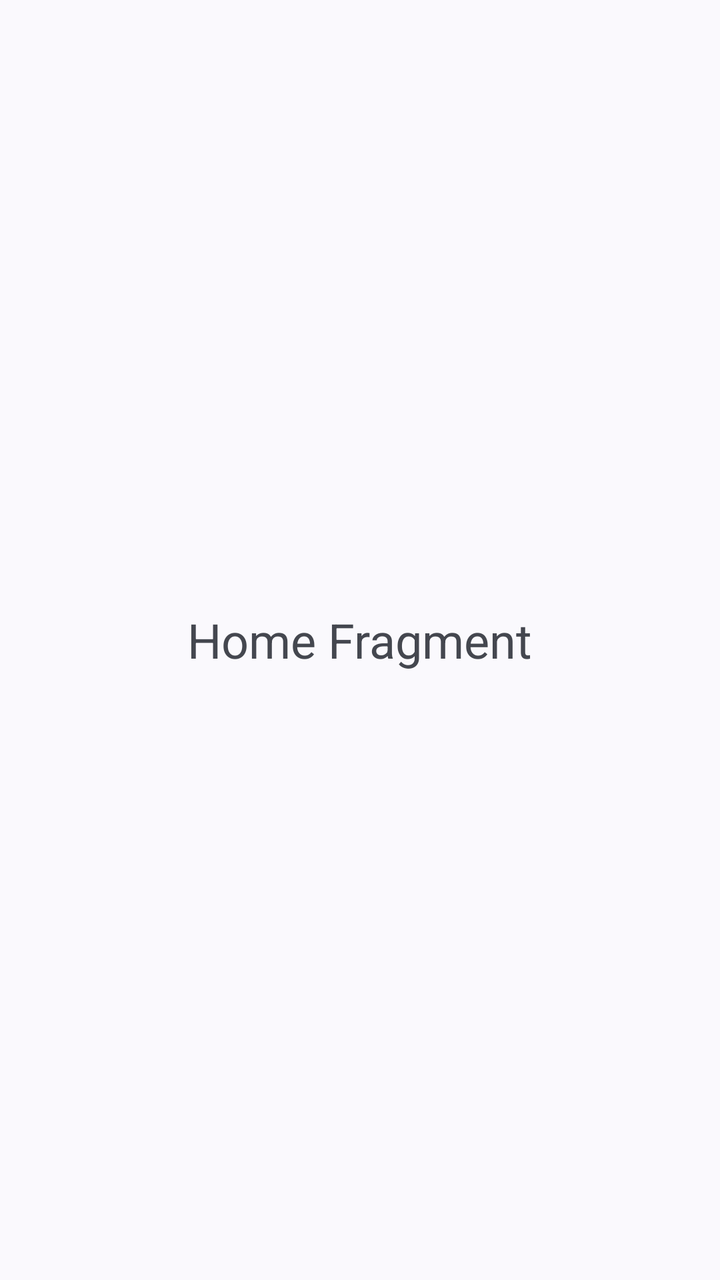
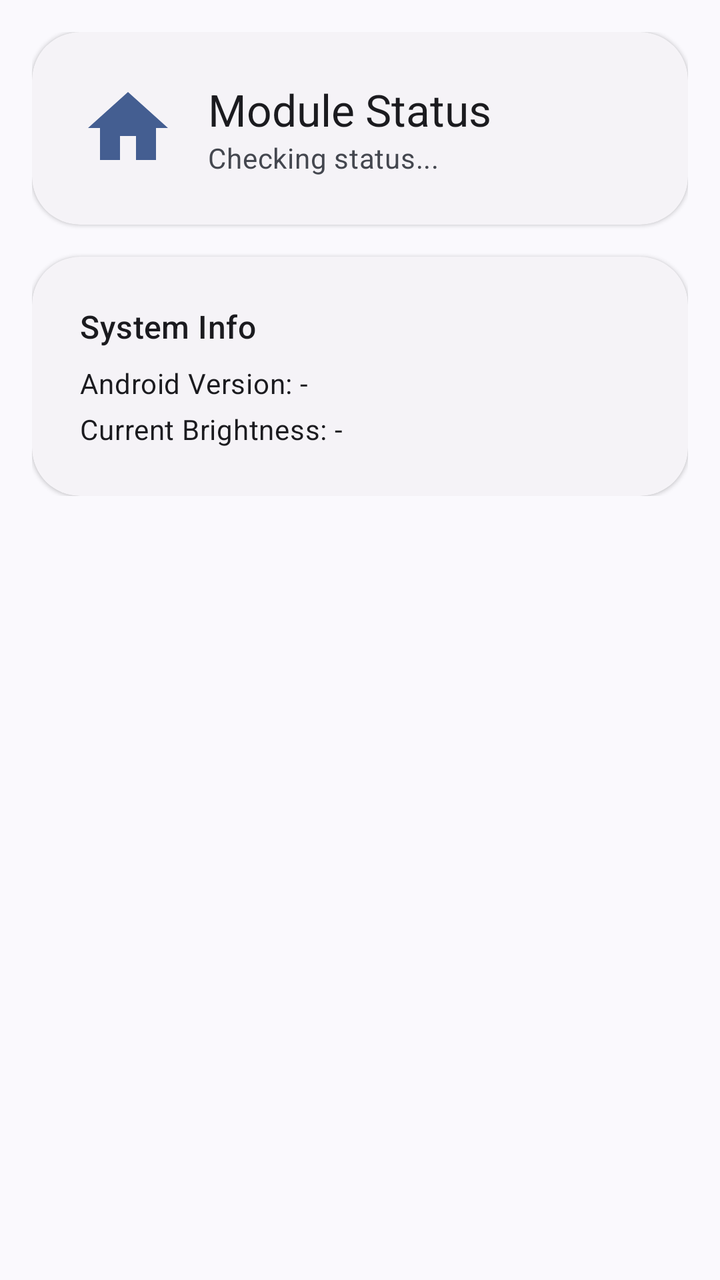

Two renders of the same Android screen: before a commit and after it. Below are the layout's source before the change and the commit's diff.
<!-- AndroidManifest.xml: application theme Theme.StatusBarBrightnessGesture -->
<!-- res/layout/fragment_home.xml -->
<?xml version="1.0" encoding="utf-8"?>
<LinearLayout xmlns:android="http://schemas.android.com/apk/res/android"
    android:layout_width="match_parent"
    android:layout_height="match_parent"
    android:gravity="center"
    android:orientation="vertical">
    <TextView
        android:layout_width="wrap_content"
        android:layout_height="wrap_content"
        android:text="Home Fragment"
        android:textSize="24sp" />
</LinearLayout>
<!-- resources referenced by this layout -->
<resources>
  <style name="Theme.StatusBarBrightnessGesture" parent="Theme.Material3.DynamicColors.DayNight">
      </style>
</resources>

<!-- the commit's change to res/layout/fragment_home.xml (unified diff, before → after) -->
@@ -1,12 +1,97 @@
 <?xml version="1.0" encoding="utf-8"?>
-<LinearLayout xmlns:android="http://schemas.android.com/apk/res/android"
+<ScrollView xmlns:android="http://schemas.android.com/apk/res/android"
+    xmlns:app="http://schemas.android.com/apk/res-auto"
     android:layout_width="match_parent"
     android:layout_height="match_parent"
-    android:gravity="center"
-    android:orientation="vertical">
-    <TextView
-        android:layout_width="wrap_content"
+    android:background="?android:attr/windowBackground">
+
+    <LinearLayout
+        android:layout_width="match_parent"
         android:layout_height="wrap_content"
-        android:text="Home Fragment"
-        android:textSize="24sp" />
-</LinearLayout>
+        android:orientation="vertical"
+        android:padding="16dp">
+
+        <com.google.android.material.card.MaterialCardView
+            android:id="@+id/card_status"
+            style="?attr/materialCardViewElevatedStyle"
+            android:layout_width="match_parent"
+            android:layout_height="wrap_content"
+            android:layout_marginBottom="16dp"
+            app:cardCornerRadius="24dp">
+
+            <LinearLayout
+                android:layout_width="match_parent"
+                android:layout_height="wrap_content"
+                android:orientation="horizontal"
+                android:padding="24dp">
+
+                <ImageView
+                    android:id="@+id/status_icon"
+                    android:layout_width="48dp"
+                    android:layout_height="48dp"
+                    android:layout_gravity="center_vertical"
+                    android:src="@drawable/ic_home"
+                    app:tint="?attr/colorPrimary" />
+
+                <LinearLayout
+                    android:layout_width="0dp"
+                    android:layout_height="wrap_content"
+                    android:layout_marginStart="16dp"
+                    android:layout_weight="1"
+                    android:orientation="vertical">
+
+                    <TextView
+                        android:layout_width="wrap_content"
+                        android:layout_height="wrap_content"
+                        android:text="Module Status"
+                        android:textAppearance="?attr/textAppearanceTitleLarge" />
+
+                    <TextView
+                        android:id="@+id/status_text"
+                        android:layout_width="wrap_content"
+                        android:layout_height="wrap_content"
+                        android:text="Checking status..."
+                        android:textAppearance="?attr/textAppearanceBodyMedium"
+                        android:textColor="?android:attr/textColorSecondary" />
+                </LinearLayout>
+            </LinearLayout>
+        </com.google.android.material.card.MaterialCardView>
+
+        <com.google.android.material.card.MaterialCardView
+            style="?attr/materialCardViewElevatedStyle"
+            android:layout_width="match_parent"
+            android:layout_height="wrap_content"
+            app:cardCornerRadius="24dp">
+
+            <LinearLayout
+                android:layout_width="match_parent"
+                android:layout_height="wrap_content"
+                android:orientation="vertical"
+                android:padding="24dp">
+
+                <TextView
+                    android:layout_width="wrap_content"
+                    android:layout_height="wrap_content"
+                    android:text="System Info"
+                    android:textAppearance="?attr/textAppearanceTitleMedium" />
+
+                <TextView
+                    android:id="@+id/info_android_version"
+                    android:layout_width="wrap_content"
+                    android:layout_height="wrap_content"
+                    android:layout_marginTop="8dp"
+                    android:text="Android Version: -"
+                    android:textAppearance="?attr/textAppearanceBodyMedium" />
+
+                <TextView
+                    android:id="@+id/info_brightness"
+                    android:layout_width="wrap_content"
+                    android:layout_height="wrap_content"
+                    android:layout_marginTop="4dp"
+                    android:text="Current Brightness: -"
+                    android:textAppearance="?attr/textAppearanceBodyMedium" />
+            </LinearLayout>
+        </com.google.android.material.card.MaterialCardView>
+
+    </LinearLayout>
+</ScrollView>
<!-- resource entries referenced after the edit -->
@@ -1,5 +1,16 @@
 <!-- resources referenced by this layout -->
 <resources>
+  <!-- drawable ic_home (drawable) -->
+  <vector xmlns:android="http://schemas.android.com/apk/res/android"
+      android:width="24dp"
+      android:height="24dp"
+      android:viewportWidth="24"
+      android:viewportHeight="24"
+      android:tint="?attr/colorControlNormal">
+    <path
+        android:fillColor="@android:color/white"
+        android:pathData="M10,20v-6h4v6h5v-8h3L12,3 2,12h3v8z"/>
+  </vector>
   <style name="Theme.StatusBarBrightnessGesture" parent="Theme.Material3.DynamicColors.DayNight">
       </style>
 </resources>
